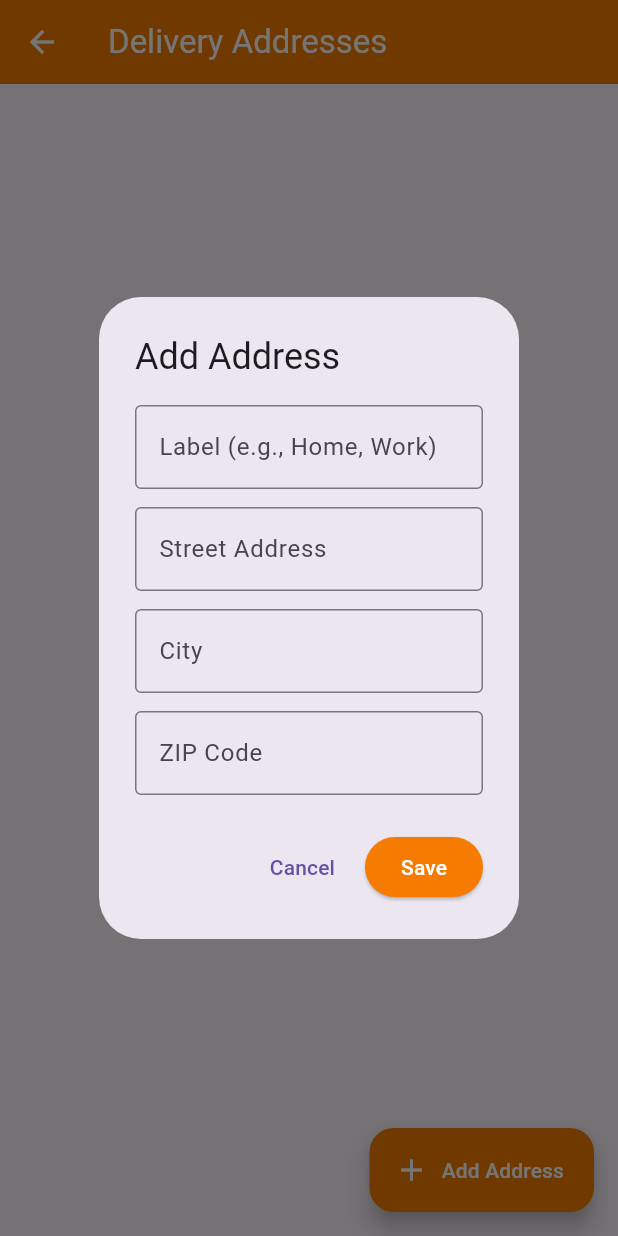
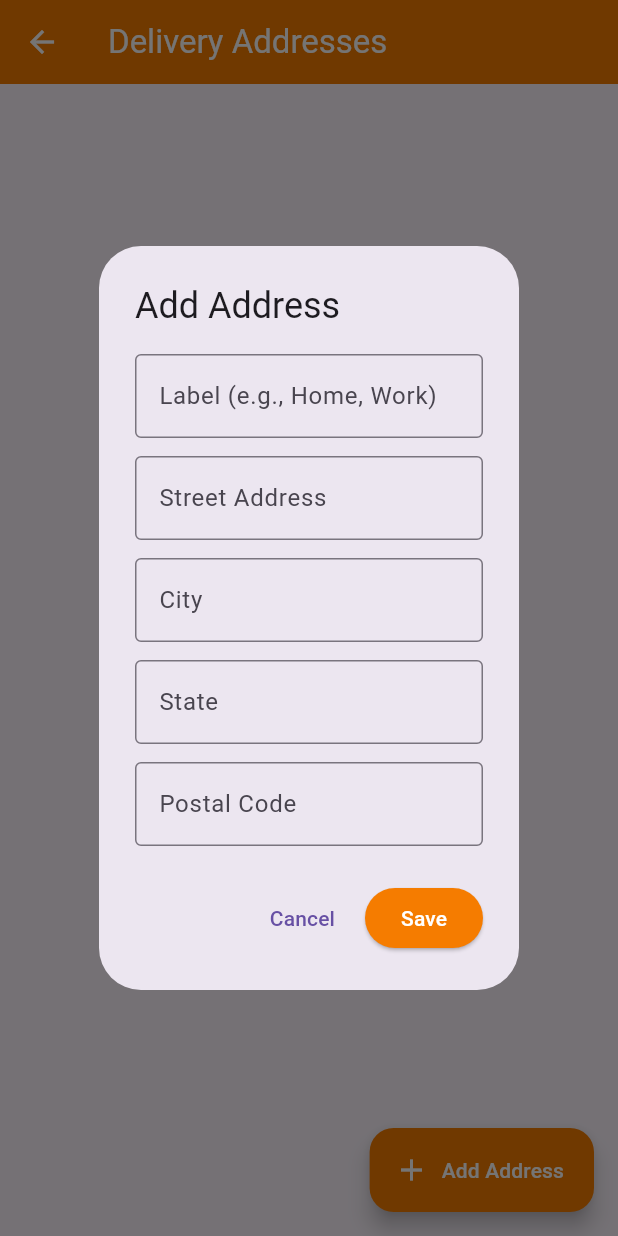
Before and after one commit to marziq/ChikiBite, a Flutter app: the DeliveryAddressScreen screen opened directly, after a tap on "Add Address", on a phone screen of 412 x 824 dp. Run offline on Flutter 3.47's test engine with Material 3 defaults, Android fonts, the phone set to English and light mode, and no system bars; our stand-ins replace cloud_firestore, firebase_auth, firebase_core, material_design_icons_flutter; accounts and stored records are empty.

Commit message:
Delivery address logic

```diff
--- a/lib/screens/checkout_screen.dart
+++ b/lib/screens/checkout_screen.dart
@@ -483,7 +483,7 @@ class _CheckoutScreenState extends State<CheckoutScreen> with WidgetsBindingObse
               TextField(
                 controller: stateController,
                 decoration: InputDecoration(
-                  labelText: 'State',
+                  labelText: 'State *',
                   border: OutlineInputBorder(
                     borderRadius: BorderRadius.circular(8),
                   ),
@@ -494,7 +494,7 @@ class _CheckoutScreenState extends State<CheckoutScreen> with WidgetsBindingObse
               TextField(
                 controller: postalCodeController,
                 decoration: InputDecoration(
-                  labelText: 'Postal Code',
+                  labelText: 'Postal Code *',
                   border: OutlineInputBorder(
                     borderRadius: BorderRadius.circular(8),
                   ),
@@ -515,10 +515,13 @@ class _CheckoutScreenState extends State<CheckoutScreen> with WidgetsBindingObse
           ),
           ElevatedButton(
             onPressed: () {
-              if (streetController.text.isEmpty || cityController.text.isEmpty) {
+              if (streetController.text.isEmpty ||
+                  cityController.text.isEmpty ||
+                  stateController.text.isEmpty ||
+                  postalCodeController.text.isEmpty) {
                 ScaffoldMessenger.of(context).showSnackBar(
                   const SnackBar(
-                    content: Text('Street and City are required'),
+                    content: Text('Street, City, State, and Postal Code are required'),
                     backgroundColor: Colors.red,
                   ),
                 );
--- a/lib/screens/delivery_address_screen.dart
+++ b/lib/screens/delivery_address_screen.dart
@@ -45,8 +45,11 @@ class _DeliveryAddressScreenState extends State<DeliveryAddressScreen> {
     final cityController = TextEditingController(
       text: existingAddress?['city'] ?? '',
     );
-    final zipController = TextEditingController(
-      text: existingAddress?['zip'] ?? '',
+    final stateController = TextEditingController(
+      text: existingAddress?['state'] ?? '',
+    );
+    final postalCodeController = TextEditingController(
+      text: existingAddress?['postalCode'] ?? '',
     );
 
     final result = await showDialog<bool>(
@@ -82,9 +85,17 @@ class _DeliveryAddressScreenState extends State<DeliveryAddressScreen> {
               ),
               const SizedBox(height: 12),
               TextField(
-                controller: zipController,
+                controller: stateController,
                 decoration: const InputDecoration(
-                  labelText: 'ZIP Code',
+                  labelText: 'State',
+                  border: OutlineInputBorder(),
+                ),
+              ),
+              const SizedBox(height: 12),
+              TextField(
+                controller: postalCodeController,
+                decoration: const InputDecoration(
+                  labelText: 'Postal Code',
                   border: OutlineInputBorder(),
                 ),
               ),
@@ -101,7 +112,8 @@ class _DeliveryAddressScreenState extends State<DeliveryAddressScreen> {
               if (labelController.text.trim().isEmpty ||
                   streetController.text.trim().isEmpty ||
                   cityController.text.trim().isEmpty ||
-                  zipController.text.trim().isEmpty) {
+                  stateController.text.trim().isEmpty ||
+                  postalCodeController.text.trim().isEmpty) {
                 ScaffoldMessenger.of(context).showSnackBar(
                   const SnackBar(
                     content: Text('Please fill all fields'),
@@ -117,7 +129,8 @@ class _DeliveryAddressScreenState extends State<DeliveryAddressScreen> {
                   'label': labelController.text.trim(),
                   'street': streetController.text.trim(),
                   'city': cityController.text.trim(),
-                  'zip': zipController.text.trim(),
+                  'state': stateController.text.trim(),
+                  'postalCode': postalCodeController.text.trim(),
                 };
 
                 try {
@@ -330,7 +343,7 @@ class _DeliveryAddressScreenState extends State<DeliveryAddressScreen> {
                     subtitle: Padding(
                       padding: const EdgeInsets.only(top: 8),
                       child: Text(
-                        '${address['street']}\n${address['city']}, ${address['zip']}',
+                        '${address['street']}\n${address['city']}, ${address['state']} ${address['postalCode']}',
                       ),
                     ),
                     trailing: PopupMenuButton(
```
Also changed, not shown: lib/screens/profile_screen.dart (+9 -6 lines).
